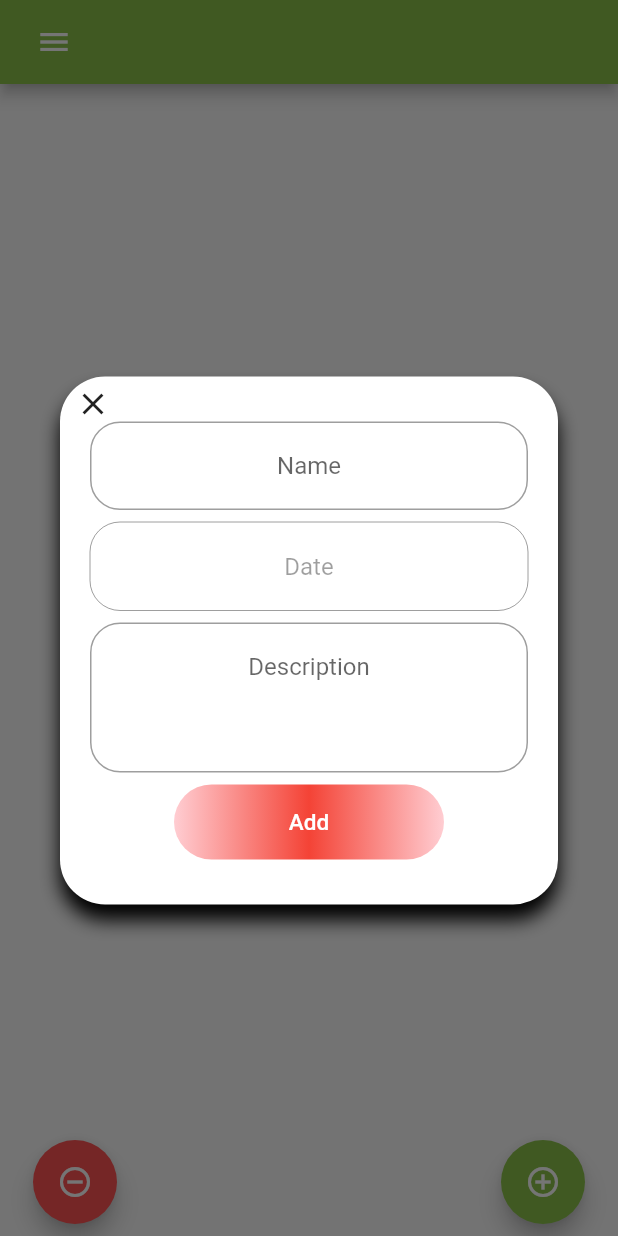
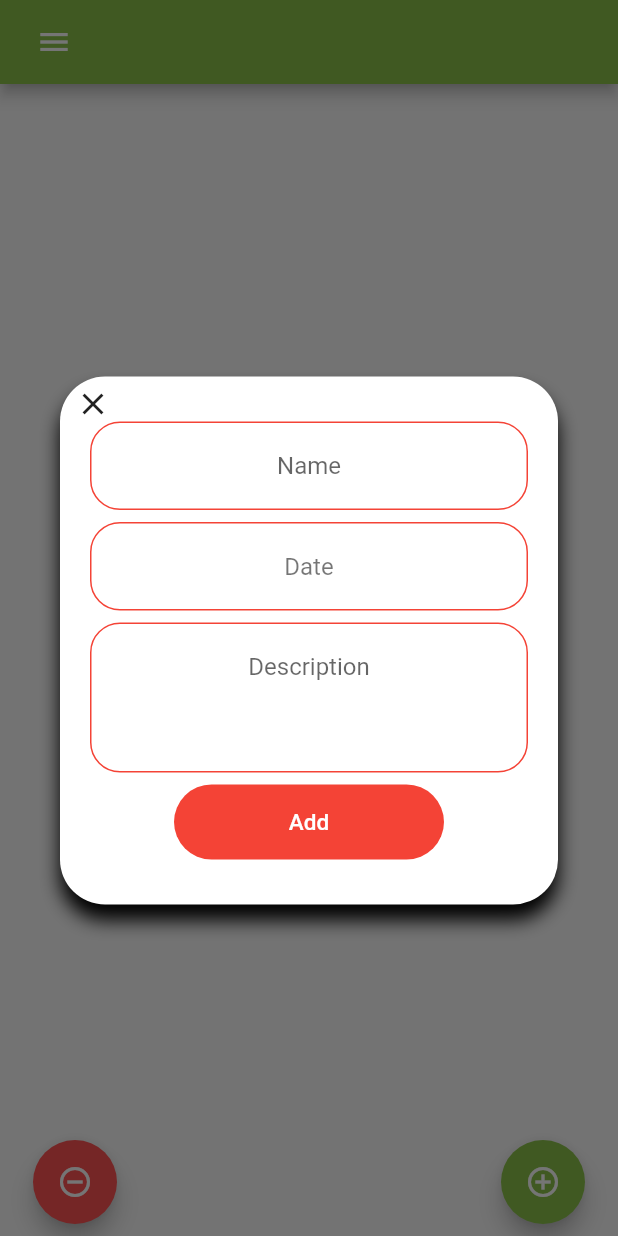
Before and after one commit to goodiny777/Karma-Flutter, a Flutter app: the screen it shows after launch, after a tap on the "remove circle outline" icon, on a phone screen of 412 x 824 dp. Run offline on Flutter 3.47's test engine with Material 2 defaults, Android fonts, the phone set to English and light mode, and no system bars; our stand-ins replace animated_splash_screen, fluttertoast, sqflite; accounts and stored records are empty.

Commit message:
Splash new Deed validation deed name deed aler improvements

```diff
--- a/karma/karma/lib/general/db.dart
+++ b/karma/karma/lib/general/db.dart
@@ -18,10 +18,11 @@ class DBProvider {
   initDB() async {
     Directory documentsDirectory = await getApplicationDocumentsDirectory();
     String path = documentsDirectory.path + "Deeds.db";
-    return await openDatabase(path, version: 1, onOpen: (db) {},
+    return await openDatabase(path, version: 2, onOpen: (db) {},
         onCreate: (Database db, int version) async {
       await db.execute("CREATE TABLE Deed ("
           "id INTEGER PRIMARY KEY,"
+          "name TEXT,"
           "description TEXT,"
           "type BIT,"
           "value INTEGER,"
@@ -36,10 +37,11 @@ class DBProvider {
     var table = await db.rawQuery("SELECT MAX(id)+1 as id FROM Deed");
     int id = table.first["id"];
     var raw = await db.rawInsert(
-        "INSERT Into Deed (id, description, type, value, date)"
-        " VALUES (?,?,?,?,?)",
+        "INSERT Into Deed (id, name, description, type, value, date)"
+        " VALUES (?,?,?,?,?,?)",
         [
           id,
+          newDeed.name,
           newDeed.description,
           newDeed.type,
           newDeed.value,
--- a/karma/karma/lib/main.dart
+++ b/karma/karma/lib/main.dart
@@ -1,5 +1,6 @@
+import 'package:animated_splash_screen/animated_splash_screen.dart';
 import 'package:flutter/material.dart';
-import 'package:karma/general/db.dart';
+
 import 'screens/home_page.dart';
 
 void main() {
@@ -16,6 +17,13 @@ class MyApp extends StatelessWidget {
           primarySwatch: Colors.lightGreen,
           visualDensity: VisualDensity.adaptivePlatformDensity,
         ),
-        home: MyHomePage());
+        home: AnimatedSplashScreen(
+            splash: Image.asset(
+              "assets/images/icon.png",
+              width: 500,
+              height: 500,
+            ),
+            backgroundColor: Colors.lightGreen,
+            nextScreen: MyHomePage()));
   }
 }
--- a/karma/karma/lib/models/deed.dart
+++ b/karma/karma/lib/models/deed.dart
@@ -1,14 +1,17 @@
 class Deed {
   int id;
+  String name;
   String description;
   bool type;
   int value;
   DateTime date;
 
-  Deed({this.id, this.description, this.type, this.value, this.date});
+  Deed(
+      {this.id, this.name, this.description, this.type, this.value, this.date});
 
   factory Deed.fromMap(Map<String, dynamic> json) => new Deed(
       id: json["id"],
+      name: json["name"],
       description: json["description"],
       type: json["type"] == 1,
       value: json["value"],
@@ -16,6 +19,7 @@ class Deed {
 
   Map<String, dynamic> toMap() => {
         "id": id,
+        "name": name,
         "description": description,
         "type": type,
         "value": value,
--- a/karma/karma/lib/views/deed_dialog.dart
+++ b/karma/karma/lib/views/deed_dialog.dart
@@ -1,6 +1,7 @@
 import 'package:flutter/cupertino.dart';
 import 'package:flutter/material.dart';
 import 'package:flutter/widgets.dart';
+import 'package:fluttertoast/fluttertoast.dart';
 import 'package:karma/general/db.dart';
 import 'package:karma/models/deed.dart';
 
@@ -9,16 +10,12 @@ class DeedDialog extends StatefulWidget {
   final bool type;
   final Function() onConfirm;
   final double _padding = 30.0;
+  final TextEditingController _nameController = TextEditingController();
   final TextEditingController _dateController = TextEditingController();
   final TextEditingController _descriptionController = TextEditingController();
   final DBProvider _dbProvider = DBProvider.db;
   DateTime dateTime;
   Color themeColor = Colors.red;
-  List<Color> _btnGradient = [
-    Colors.red.shade100,
-    Colors.red,
-    Colors.red.shade100
-  ];
 
   DeedDialog({Key key, this.type, this.onConfirm}) : super(key: key);
 
@@ -31,11 +28,6 @@ class _DeedDialogState extends State<DeedDialog> {
   Widget build(BuildContext context) {
     if (widget.type) {
       widget.themeColor = Colors.lightGreen;
-      widget._btnGradient = [
-        Colors.lightGreen.shade100,
-        Colors.lightGreen,
-        Colors.lightGreen.shade100
-      ];
     }
 
     return Theme(
@@ -52,6 +44,17 @@ class _DeedDialogState extends State<DeedDialog> {
         ),
       ),
     );
+  }
+
+  setDate(DateTime date) {
+    widget.dateTime = date;
+    widget._dateController.text = date.toIso8601String().split("T")[0];
+  }
+
+  setBorder() {
+    return OutlineInputBorder(
+        borderSide: BorderSide(color: widget.themeColor),
+        borderRadius: BorderRadius.all(Radius.circular(20.0)));
   }
 
   contentBox(context) {
@@ -76,25 +79,31 @@ class _DeedDialogState extends State<DeedDialog> {
             mainAxisSize: MainAxisSize.min,
             children: <Widget>[
               TextField(
+                controller: widget._nameController,
+                textInputAction: TextInputAction.next,
                 textAlign: TextAlign.center,
                 decoration: new InputDecoration(
-                    border: OutlineInputBorder(
-                        borderRadius: BorderRadius.all(Radius.circular(20.0))),
+                    enabledBorder: setBorder(),
+                    border: setBorder(),
                     hintText: "Name"),
               ),
               SizedBox(height: 8),
               GestureDetector(
                 child: TextField(
                   controller: widget._dateController,
+                  enableInteractiveSelection: false,
+                  textAlign: TextAlign.center,
                   enabled: false,
-                  textAlign: TextAlign.center,
+                  style: TextStyle(),
+                  textInputAction: TextInputAction.next,
                   decoration: new InputDecoration(
-                      border: OutlineInputBorder(
-                          borderRadius:
-                              BorderRadius.all(Radius.circular(20.0))),
-                      hintText: "Date"),
+                      disabledBorder: setBorder(),
+                      border: setBorder(),
+                      hintText: "Date",
+                      hintStyle: TextStyle(color: Colors.black54)),
                 ),
                 onTap: () {
+                  setDate(DateTime.now());
                   showModalBottomSheet(
                       context: context,
                       builder: (BuildContext builder) {
@@ -105,11 +114,7 @@ class _DeedDialogState extends State<DeedDialog> {
                             child: CupertinoDatePicker(
                               initialDateTime: DateTime.now(),
                               onDateTimeChanged: (DateTime newDate) {
-                                setState(() {
-                                  widget.dateTime = newDate;
-                                  widget._dateController.text =
-                                      newDate.toIso8601String().split("T")[0];
-                                });
+                                setDate(newDate);
                               },
                               minimumYear: 2000,
                               maximumYear: 2035,
@@ -127,10 +132,10 @@ class _DeedDialogState extends State<DeedDialog> {
                     textAlign: TextAlign.center,
                     minLines: 10,
                     maxLines: 10,
+                    textInputAction: TextInputAction.done,
                     decoration: new InputDecoration(
-                        border: OutlineInputBorder(
-                            borderRadius:
-                                BorderRadius.all(Radius.circular(20.0))),
+                        enabledBorder: setBorder(),
+                        border: setBorder(),
                         hintText: "Description")),
               ),
               SizedBox(height: 8),
@@ -140,14 +145,28 @@ class _DeedDialogState extends State<DeedDialog> {
                 highlightElevation: 4,
                 borderSide: BorderSide.none,
                 onPressed: () {
+                  if (widget._descriptionController.text.isNotEmpty &&
+                      widget.dateTime != null &&
+                      widget._nameController.text.isNotEmpty) {
                     widget._dbProvider.newDeed(Deed(
                         id: 1,
+                        name: widget._nameController.text,
                         description: widget._descriptionController.text,
                         type: widget.type,
                         value: 5,
                         date: widget.dateTime));
-                  widget.onConfirm();
                     Navigator.pop(context);
+                    widget.onConfirm.call();
+                  } else {
+                    Fluttertoast.showToast(
+                        msg: "Missing info. Please fill all the fields",
+                        toastLength: Toast.LENGTH_LONG,
+                        gravity: ToastGravity.CENTER,
+                        timeInSecForIosWeb: 2,
+                        backgroundColor: Colors.redAccent,
+                        textColor: Colors.white,
+                        fontSize: 16.0);
+                  }
                 },
                 child: Container(
                     width: 180,
@@ -155,9 +174,7 @@ class _DeedDialogState extends State<DeedDialog> {
                     decoration: BoxDecoration(
                       shape: BoxShape.rectangle,
                       borderRadius: BorderRadius.circular(widget._padding),
-                      gradient: LinearGradient(
-                        colors: widget._btnGradient,
-                      ),
+                      color: widget.themeColor,
                     ),
                     padding: EdgeInsets.all(8.0),
                     alignment: Alignment.center,
--- a/karma/karma/pubspec.yaml
+++ b/karma/karma/pubspec.yaml
@@ -26,6 +26,9 @@ dependencies:
   http: ^0.12.1
   sqflite: any
   path_provider: any
+  fluttertoast: ^7.1.6
+  animated_splash_screen: ^1.0.1+2
+
 
 dev_dependencies:
   flutter_test:
```
Also changed, not shown: karma/karma/lib/screens/home_page.dart (+15 -10 lines), karma/karma/pubspec.lock, 2 other files. Lines whose indentation alone changed are shown as unchanged.
